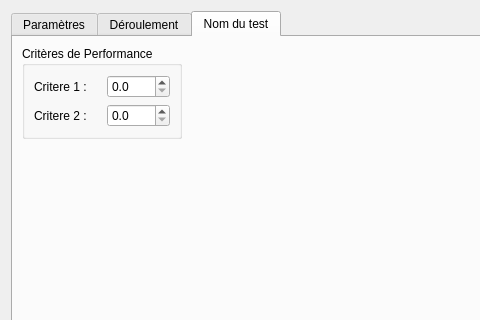
Qt form creationtest.ui (InformatiqueAtmoNA/tam) before a commit; both pictures show x 0 to 480 and y 0 to 320 of the 1024 by 768 pixel window.
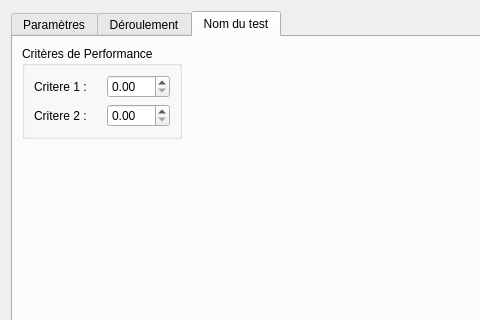
The same form after that commit.

What changed in the file:
```diff
--- a/creationtest.ui
+++ b/creationtest.ui
@@ -802,7 +802,7 @@
                    </size>
                   </property>
                   <property name="decimals">
-                   <number>1</number>
+                   <number>2</number>
                   </property>
                   <property name="maximum">
                    <double>1000.000000000000000</double>
@@ -829,7 +829,7 @@
                    </size>
                   </property>
                   <property name="decimals">
-                   <number>1</number>
+                   <number>2</number>
                   </property>
                   <property name="maximum">
                    <double>1000.000000000000000</double>
```
